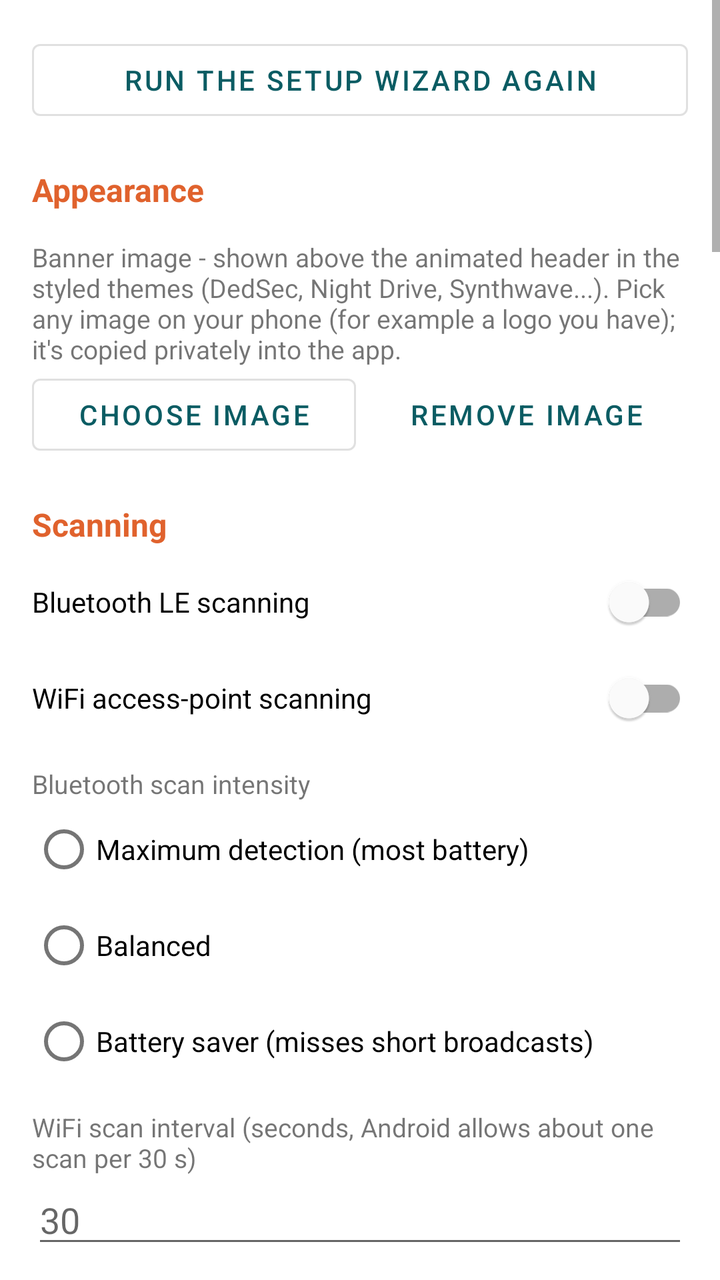
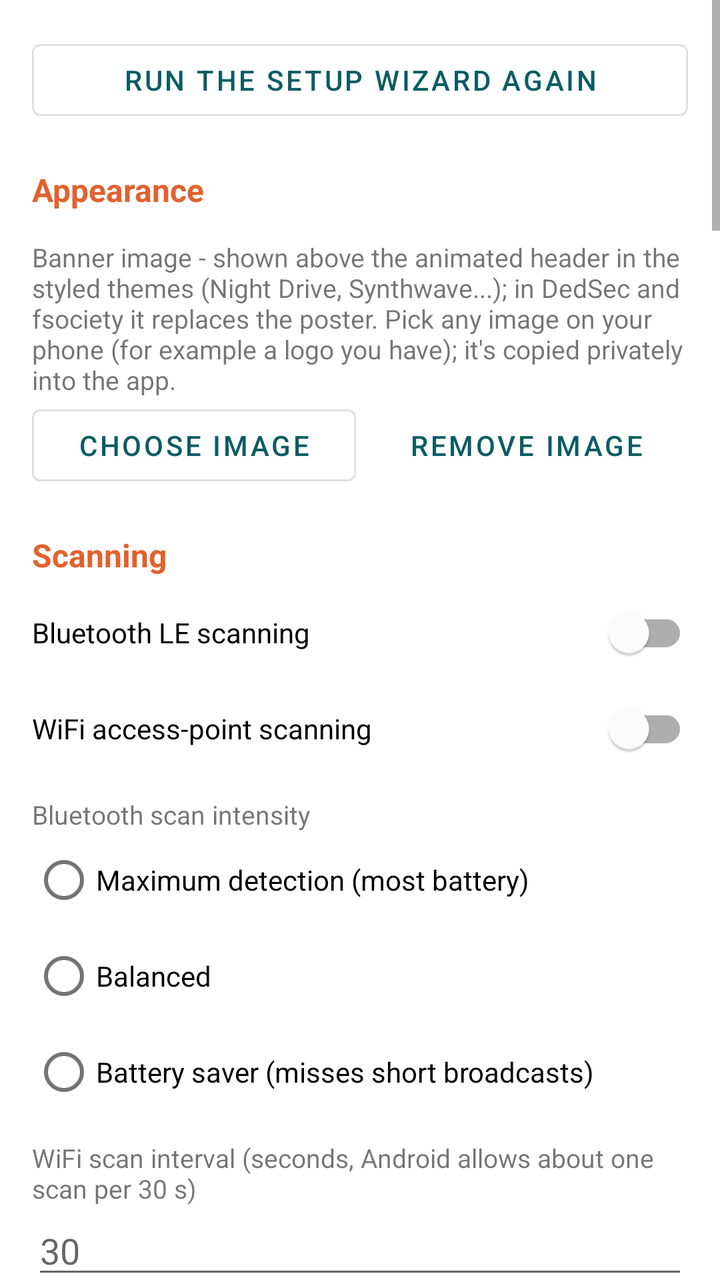

An Android layout rendered at two revisions. The XML below is the earlier revision; the diff shows what the commit changed to produce the second picture.
<!-- AndroidManifest.xml: application theme Theme.RFSentinel -->
<!-- res/layout/activity_settings.xml -->
<?xml version="1.0" encoding="utf-8"?>
<ScrollView xmlns:android="http://schemas.android.com/apk/res/android"
    android:layout_width="match_parent"
    android:layout_height="match_parent">

    <LinearLayout
        android:layout_width="match_parent"
        android:layout_height="wrap_content"
        android:orientation="vertical"
        android:padding="16dp">

        <Button
            android:id="@+id/runSetupButton"
            style="@style/Widget.MaterialComponents.Button.OutlinedButton"
            android:layout_width="match_parent"
            android:layout_height="wrap_content"
            android:text="Run the setup wizard again" />

        
        <TextView style="@style/SettingsHeader" android:text="Appearance" />

        <RadioGroup
            android:id="@+id/themeGroup"
            android:layout_width="match_parent"
            android:layout_height="wrap_content" />

        <TextView
            style="@style/SettingsLabel"
            android:text="Banner image - shown above the animated header in the styled themes (DedSec, Night Drive, Synthwave...). Pick any image on your phone (for example a logo you have); it's copied privately into the app." />

        <LinearLayout
            android:layout_width="match_parent"
            android:layout_height="wrap_content"
            android:orientation="horizontal">

            <Button
                android:id="@+id/bannerPickButton"
                style="@style/Widget.MaterialComponents.Button.OutlinedButton"
                android:layout_width="0dp"
                android:layout_height="wrap_content"
                android:layout_marginEnd="4dp"
                android:layout_weight="1"
                android:text="Choose image" />

            <Button
                android:id="@+id/bannerClearButton"
                style="@style/Widget.MaterialComponents.Button.TextButton"
                android:layout_width="0dp"
                android:layout_height="wrap_content"
                android:layout_weight="1"
                android:text="Remove image" />
        </LinearLayout>

        
        <TextView style="@style/SettingsHeader" android:text="Scanning" />

        <com.google.android.material.switchmaterial.SwitchMaterial
            android:id="@+id/bleSwitch"
            android:layout_width="match_parent"
            android:layout_height="wrap_content"
            android:text="Bluetooth LE scanning" />

        <com.google.android.material.switchmaterial.SwitchMaterial
            android:id="@+id/wifiSwitch"
            android:layout_width="match_parent"
            android:layout_height="wrap_content"
            android:text="WiFi access-point scanning" />

        <TextView style="@style/SettingsLabel" android:text="Bluetooth scan intensity" />

        <RadioGroup
            android:id="@+id/scanModeGroup"
            android:layout_width="match_parent"
            android:layout_height="wrap_content">

            <RadioButton
                android:id="@+id/scanModeLowLatency"
                android:layout_width="match_parent"
                android:layout_height="wrap_content"
                android:text="Maximum detection (most battery)" />

            <RadioButton
                android:id="@+id/scanModeBalanced"
                android:layout_width="match_parent"
                android:layout_height="wrap_content"
                android:text="Balanced" />

            <RadioButton
                android:id="@+id/scanModeLowPower"
                android:layout_width="match_parent"
                android:layout_height="wrap_content"
                android:text="Battery saver (misses short broadcasts)" />
        </RadioGroup>

        <TextView style="@style/SettingsLabel" android:text="WiFi scan interval (seconds, Android allows about one scan per 30 s)" />

        <EditText
            android:id="@+id/intervalInput"
            android:layout_width="match_parent"
            android:layout_height="wrap_content"
            android:hint="30"
            android:importantForAutofill="no"
            android:inputType="number" />

        <TextView
            android:id="@+id/wifiThrottleText"
            style="@style/SettingsLabel"
            android:paddingTop="2dp"
            android:textSize="12sp" />

        <Button
            android:id="@+id/wifiThrottleButton"
            style="@style/Widget.MaterialComponents.Button.TextButton"
            android:layout_width="wrap_content"
            android:layout_height="wrap_content"
            android:text="Open Developer options" />

        <com.google.android.material.switchmaterial.SwitchMaterial
            android:id="@+id/carAutoSwitch"
            android:layout_width="match_parent"
            android:layout_height="wrap_content"
            android:text="Start scanning automatically in the car (and stop when you leave)" />

        <TextView
            android:id="@+id/carDevicesText"
            style="@style/SettingsLabel"
            android:paddingTop="2dp"
            android:textSize="12sp" />

        <Button
            android:id="@+id/carDevicesButton"
            style="@style/Widget.MaterialComponents.Button.TextButton"
            android:layout_width="wrap_content"
            android:layout_height="wrap_content"
            android:text="Choose your car's Bluetooth" />

        <com.google.android.material.switchmaterial.SwitchMaterial
            android:id="@+id/bootSwitch"
            android:layout_width="match_parent"
            android:layout_height="wrap_content"
            android:text="Auto-start scanning when the phone boots" />

        <Button
            android:id="@+id/batteryButton"
            style="@style/Widget.MaterialComponents.Button.TextButton"
            android:layout_width="wrap_content"
            android:layout_height="wrap_content"
            android:text="Battery settings: allow background scanning" />

        
        <TextView style="@style/SettingsHeader" android:text="What to detect" />

        <LinearLayout
            android:id="@+id/categoryContainer"
            android:layout_width="match_parent"
            android:layout_height="wrap_content"
            android:orientation="vertical" />

        <TextView
            style="@style/SettingsLabel"
            android:text="Strongest protection against fake cell towers: turn off &quot;Allow 2G&quot; in your SIM settings (Android 12+). 2G has no network authentication, which is what IMSI catchers exploit." />

        <Button
            android:id="@+id/disable2gButton"
            style="@style/Widget.MaterialComponents.Button.TextButton"
            android:layout_width="wrap_content"
            android:layout_height="wrap_content"
            android:text="Open SIM settings" />

        <TextView style="@style/SettingsLabel" android:text="Watchlist presets (MAC prefixes)" />

        <CheckBox
            android:id="@+id/presetGlobal"
            android:layout_width="match_parent"
            android:layout_height="wrap_content"
            android:text="Global (Axon, Flock, Zepcam, WatchGuard, Digital Ally, ShotSpotter, traffic cameras...)" />

        <CheckBox
            android:id="@+id/presetCanada"
            android:layout_width="match_parent"
            android:layout_height="wrap_content"
            android:text="Canada (Axon, Cyberkar, Getac, Genetec, Motorola, ticket printers...)" />
        <CheckBox
            android:id="@+id/presetUs"
            android:layout_width="match_parent"
            android:layout_height="wrap_content"
            android:text="United States" />

        
        <TextView style="@style/SettingsHeader" android:text="Alerts" />

        <TextView style="@style/SettingsLabel" android:text="Sound an alert for matches that are at least..." />

        <RadioGroup
            android:id="@+id/thresholdGroup"
            android:layout_width="match_parent"
            android:layout_height="wrap_content">

            <RadioButton
                android:id="@+id/thresholdWeak"
                android:layout_width="match_parent"
                android:layout_height="wrap_content"
                android:text="Weak (every match - more false alarms)" />

            <RadioButton
                android:id="@+id/thresholdMedium"
                android:layout_width="match_parent"
                android:layout_height="wrap_content"
                android:text="Probable (recommended)" />

            <RadioButton
                android:id="@+id/thresholdStrong"
                android:layout_width="match_parent"
                android:layout_height="wrap_content"
                android:text="Strong only" />
        </RadioGroup>

        <com.google.android.material.switchmaterial.SwitchMaterial
            android:id="@+id/soundSwitch"
            android:layout_width="match_parent"
            android:layout_height="wrap_content"
            android:text="Alert sound" />

        <com.google.android.material.switchmaterial.SwitchMaterial
            android:id="@+id/vibrateSwitch"
            android:layout_width="match_parent"
            android:layout_height="wrap_content"
            android:text="Vibration (1 pulse weak, 2 probable, 3 strong)" />

        <com.google.android.material.switchmaterial.SwitchMaterial
            android:id="@+id/voiceSwitch"
            android:layout_width="match_parent"
            android:layout_height="wrap_content"
            android:text="Spoken alerts (e.g. while driving)" />

        <TextView style="@style/SettingsLabel" android:text="Voice speed" />

        <RadioGroup
            android:id="@+id/voiceRateGroup"
            android:layout_width="match_parent"
            android:layout_height="wrap_content"
            android:orientation="horizontal">

            <RadioButton
                android:id="@+id/voiceRateSlow"
                android:layout_width="wrap_content"
                android:layout_height="wrap_content"
                android:text="Slow" />

            <RadioButton
                android:id="@+id/voiceRateNormal"
                android:layout_width="wrap_content"
                android:layout_height="wrap_content"
                android:text="Normal" />

            <RadioButton
                android:id="@+id/voiceRateFast"
                android:layout_width="wrap_content"
                android:layout_height="wrap_content"
                android:text="Fast" />
        </RadioGroup>

        <LinearLayout
            android:layout_width="match_parent"
            android:layout_height="wrap_content"
            android:orientation="horizontal">

            <Button
                android:id="@+id/voicePickButton"
                style="@style/Widget.MaterialComponents.Button.TextButton"
                android:layout_width="wrap_content"
                android:layout_height="wrap_content"
                android:text="Choose voice" />

            <Button
                android:id="@+id/voiceTestButton"
                style="@style/Widget.MaterialComponents.Button.TextButton"
                android:layout_width="wrap_content"
                android:layout_height="wrap_content"
                android:text="Test voice" />
        </LinearLayout>

        <TextView
            android:id="@+id/voiceText"
            style="@style/SettingsLabel"
            android:paddingTop="0dp"
            android:textSize="12sp" />

        <com.google.android.material.switchmaterial.SwitchMaterial
            android:id="@+id/bubbleSwitch"
            android:layout_width="match_parent"
            android:layout_height="wrap_content"
            android:text="Floating threat bubble over other apps (e.g. Waze, Maps) while scanning" />

        <com.google.android.material.switchmaterial.SwitchMaterial
            android:id="@+id/discreetSwitch"
            android:layout_width="match_parent"
            android:layout_height="wrap_content"
            android:text="Discreet mode (hide details on the lock screen and in notifications)" />

        <TextView style="@style/SettingsLabel" android:text="Re-alert cooldown per device (minutes)" />

        <EditText
            android:id="@+id/dedupeInput"
            android:layout_width="match_parent"
            android:layout_height="wrap_content"
            android:hint="5"
            android:importantForAutofill="no"
            android:inputType="number" />

        
        <TextView style="@style/SettingsHeader" android:text="Location" />

        <com.google.android.material.switchmaterial.SwitchMaterial
            android:id="@+id/followSwitch"
            android:layout_width="match_parent"
            android:layout_height="wrap_content"
            android:text="Warn when a tracker or flagged device keeps moving with me" />

        <LinearLayout
            android:layout_width="match_parent"
            android:layout_height="wrap_content"
            android:orientation="horizontal">

            <LinearLayout
                android:layout_width="0dp"
                android:layout_height="wrap_content"
                android:layout_marginEnd="8dp"
                android:layout_weight="1"
                android:orientation="vertical">

                <TextView style="@style/SettingsLabel" android:text="For at least (minutes)" />

                <EditText
                    android:id="@+id/followMinutesInput"
                    android:layout_width="match_parent"
                    android:layout_height="wrap_content"
                    android:importantForAutofill="no"
                    android:inputType="number" />
            </LinearLayout>

            <LinearLayout
                android:layout_width="0dp"
                android:layout_height="wrap_content"
                android:layout_weight="1"
                android:orientation="vertical">

                <TextView style="@style/SettingsLabel" android:text="While I moved (metres)" />

                <EditText
                    android:id="@+id/followMetersInput"
                    android:layout_width="match_parent"
                    android:layout_height="wrap_content"
                    android:importantForAutofill="no"
                    android:inputType="number" />
            </LinearLayout>
        </LinearLayout>

        <TextView
            android:id="@+id/trackerIgnoreText"
            style="@style/SettingsLabel"
            android:paddingTop="4dp"
            android:textSize="12sp" />

        <Button
            android:id="@+id/trackerIgnoreButton"
            style="@style/Widget.MaterialComponents.Button.TextButton"
            android:layout_width="wrap_content"
            android:layout_height="wrap_content"
            android:text="Clear ignored trackers" />

        <com.google.android.material.switchmaterial.SwitchMaterial
            android:id="@+id/knownAlprSwitch"
            android:layout_width="match_parent"
            android:layout_height="wrap_content"
            android:text="Warn when approaching a known plate-reader camera (download them on the map: menu, Download nearby cameras)" />

        <com.google.android.material.switchmaterial.SwitchMaterial
            android:id="@+id/autoCamerasSwitch"
            android:layout_width="match_parent"
            android:layout_height="wrap_content"
            android:text="Show known cameras automatically: download them from OpenStreetMap for the map area you look at (the Overpass server sees that area, like map tiles)" />

        <Button
            android:id="@+id/prefetchCamerasButton"
            style="@style/Widget.MaterialComponents.Button.TextButton"
            android:layout_width="wrap_content"
            android:layout_height="wrap_content"
            android:text="Download cameras around me (~100 km)" />

        <TextView
            android:id="@+id/prefetchCamerasText"
            style="@style/SettingsLabel"
            android:paddingTop="0dp"
            android:textSize="12sp" />

        <Button
            android:id="@+id/deflockButton"
            style="@style/Widget.MaterialComponents.Button.TextButton"
            android:layout_width="wrap_content"
            android:layout_height="wrap_content"
            android:text="Download all plate cameras: US &amp; Canada (~18 MB)" />

        <TextView
            android:id="@+id/deflockText"
            style="@style/SettingsLabel"
            android:paddingTop="0dp"
            android:textSize="12sp" />

        <com.google.android.material.switchmaterial.SwitchMaterial
            android:id="@+id/speedCameraSwitch"
            android:layout_width="match_parent"
            android:layout_height="wrap_content"
            android:text="Warn when approaching a known speed or red-light camera (same download)" />

        <TextView
            android:id="@+id/espStatusText"
            style="@style/SettingsLabel"
            android:paddingTop="6dp"
            android:textSize="12sp" />

        <TextView
            android:id="@+id/ouiSpyText"
            style="@style/SettingsLabel"
            android:paddingTop="6dp"
            android:textSize="12sp" />

        <Button
            android:id="@+id/ouiSpyButton"
            style="@style/Widget.MaterialComponents.Button.TextButton"
            android:layout_width="wrap_content"
            android:layout_height="wrap_content"
            android:text="Pair OUI-SPY board (Bluetooth)" />

        <com.google.android.material.switchmaterial.SwitchMaterial
            android:id="@+id/ouiSpyRelaySwitch"
            android:layout_width="match_parent"
            android:layout_height="wrap_content"
            android:text="OUI-SPY: relay every network and Bluetooth device it hears, so RF Sentinel's own lists check them (the board also sends standard Wi-Fi scan probes)" />

        <TextView
            style="@style/SettingsLabel"
            android:text="Screen while RF Sentinel is open" />

        <RadioGroup
            android:id="@+id/screenModeGroup"
            android:layout_width="match_parent"
            android:layout_height="wrap_content">

            <RadioButton
                android:id="@+id/screenAlwaysOn"
                android:layout_width="match_parent"
                android:layout_height="wrap_content"
                android:text="Always on" />

            <RadioButton
                android:id="@+id/screenOnCharging"
                android:layout_width="match_parent"
                android:layout_height="wrap_content"
                android:text="On while charging (car, desk)" />

            <RadioButton
                android:id="@+id/screenNormal"
                android:layout_width="match_parent"
                android:layout_height="wrap_content"
                android:text="Normal (turns off like other apps)" />
        </RadioGroup>

        <com.google.android.material.switchmaterial.SwitchMaterial
            android:id="@+id/autoRecordSwitch"
            android:layout_width="match_parent"
            android:layout_height="wrap_content"
            android:text="Record a GPS trace automatically whenever scanning starts" />

        <com.google.android.material.switchmaterial.SwitchMaterial
            android:id="@+id/gpsSwitch"
            android:layout_width="match_parent"
            android:layout_height="wrap_content"
            android:text="Save GPS position with logged matches (privacy-sensitive)" />

        
        <TextView style="@style/SettingsHeader" android:text="Data (stays on this phone)" />

        <TextView style="@style/SettingsLabel" android:text="Keep match log and device history for (days, 0 = forever)" />

        <EditText
            android:id="@+id/retentionInput"
            android:layout_width="match_parent"
            android:layout_height="wrap_content"
            android:hint="90"
            android:importantForAutofill="no"
            android:inputType="number" />

        <Button
            android:id="@+id/exportAllButton"
            style="@style/Widget.MaterialComponents.Button.OutlinedButton"
            android:layout_width="match_parent"
            android:layout_height="wrap_content"
            android:layout_marginTop="8dp"
            android:text="Export all devices (CSV, JSON, KML...)" />

        <Button
            android:id="@+id/forgetHistoryButton"
            style="@style/Widget.MaterialComponents.Button.TextButton"
            android:layout_width="wrap_content"
            android:layout_height="wrap_content"
            android:text="Forget device history (keeps favorites)" />

        <Button
            android:id="@+id/clearLogButton"
            style="@style/Widget.MaterialComponents.Button.TextButton"
            android:layout_width="wrap_content"
            android:layout_height="wrap_content"
            android:text="Clear match history" />

        <Button
            android:id="@+id/saveButton"
            android:layout_width="match_parent"
            android:layout_height="wrap_content"
            android:layout_marginTop="16dp"
            android:text="Save" />

    </LinearLayout>
</ScrollView>
<!-- resources referenced by this layout -->
<resources>
  <style name="SettingsHeader">
          <item name="android:layout_width">match_parent</item>
          <item name="android:layout_height">wrap_content</item>
          <item name="android:paddingTop">20dp</item>
          <item name="android:paddingBottom">4dp</item>
          <item name="android:textSize">16sp</item>
          <item name="android:textStyle">bold</item>
          <item name="android:textColor">?attr/colorSecondary</item>
      </style>
  <style name="SettingsLabel">
          <item name="android:layout_width">match_parent</item>
          <item name="android:layout_height">wrap_content</item>
          <item name="android:paddingTop">10dp</item>
          <item name="android:textSize">13sp</item>
      </style>
  <style name="Theme.RFSentinel" parent="Theme.MaterialComponents.DayNight.DarkActionBar">
          <item name="colorPrimary">@color/brand_primary</item>
          <item name="colorPrimaryVariant">@color/brand_primary_dark</item>
          <item name="colorOnPrimary">@android:color/white</item>
          <item name="colorSecondary">@color/brand_accent</item>
          <item name="colorOnSecondary">@android:color/white</item>
          <item name="rfScopeColor">@color/scope</item>
          <item name="rfScopeTextColor">@color/scope_text</item>
          <item name="rfTraceColor">@color/trace</item>
          <item name="rfAccent">@color/brand_highlight</item>
          <item name="rfOnAccent">@color/brand_on_highlight</item>
      </style>
  <color name="brand_primary">#0B5C63</color>
  <color name="brand_primary_dark">#073F44</color>
  <color name="brand_accent">#E0622D</color>
  <color name="scope">#0B5C63</color>
  <color name="scope_text">#AA0B5C63</color>
  <color name="trace">#E0622D</color>
  <color name="brand_highlight">#0B5C63</color>
  <color name="brand_on_highlight">#FFFFFF</color>
</resources>

<!-- the commit's change to res/layout/activity_settings.xml (unified diff, before → after) -->
@@ -26,7 +26,7 @@
 
         <TextView
             style="@style/SettingsLabel"
-            android:text="Banner image - shown above the animated header in the styled themes (DedSec, Night Drive, Synthwave...). Pick any image on your phone (for example a logo you have); it's copied privately into the app." />
+            android:text="Banner image - shown above the animated header in the styled themes (Night Drive, Synthwave...); in DedSec and fsociety it replaces the poster. Pick any image on your phone (for example a logo you have); it&apos;s copied privately into the app." />
 
         <LinearLayout
             android:layout_width="match_parent"
@@ -166,6 +166,18 @@
             android:layout_width="wrap_content"
             android:layout_height="wrap_content"
             android:text="Open SIM settings" />
+
+        
+        <TextView
+            style="@style/SettingsLabel"
+            android:text="Android 15 and later (e.g. Pixel 8+) can also warn you themselves when a network asks for your SIM's identity or turns encryption off - signalling apps can't see. Turn on &quot;Network notifications&quot; under Security &amp; privacy &gt; More security &amp; privacy &gt; Cellular security." />
+
+        <Button
+            android:id="@+id/cellSecurityButton"
+            style="@style/Widget.MaterialComponents.Button.TextButton"
+            android:layout_width="wrap_content"
+            android:layout_height="wrap_content"
+            android:text="Open cellular security settings" />
 
         <TextView style="@style/SettingsLabel" android:text="Watchlist presets (MAC prefixes)" />
 
@@ -381,6 +393,22 @@
             android:layout_height="wrap_content"
             android:text="Show known cameras automatically: download them from OpenStreetMap for the map area you look at (the Overpass server sees that area, like map tiles)" />
 
+        
+        <TextView
+            android:id="@+id/cameraRadiusText"
+            style="@style/SettingsLabel"
+            android:text="Download radius: 100 km" />
+
+        <com.google.android.material.slider.Slider
+            android:id="@+id/cameraRadiusSlider"
+            android:layout_width="match_parent"
+            android:layout_height="wrap_content"
+            android:contentDescription="Camera download radius in kilometres"
+            android:stepSize="10"
+            android:value="100"
+            android:valueFrom="10"
+            android:valueTo="200" />
+
         <Button
             android:id="@+id/prefetchCamerasButton"
             style="@style/Widget.MaterialComponents.Button.TextButton"
@@ -393,6 +421,20 @@
             style="@style/SettingsLabel"
             android:paddingTop="0dp"
             android:textSize="12sp" />
+
+        
+        <TextView
+            android:id="@+id/ignoredCamerasText"
+            style="@style/SettingsLabel"
+            android:paddingTop="4dp"
+            android:textSize="12sp" />
+
+        <Button
+            android:id="@+id/ignoredCamerasButton"
+            style="@style/Widget.MaterialComponents.Button.TextButton"
+            android:layout_width="wrap_content"
+            android:layout_height="wrap_content"
+            android:text="Alert for all ignored cameras again" />
 
         <Button
             android:id="@+id/deflockButton"
